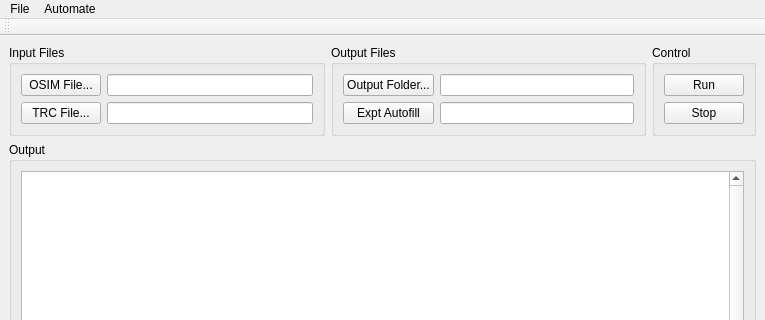
The window that MainWindow.ui (wol101/MocoTrackQt) describes before a commit, drawn with Qt 5; both pictures show x 0 to 765 and y 0 to 320 of the 765 by 537 pixel window.
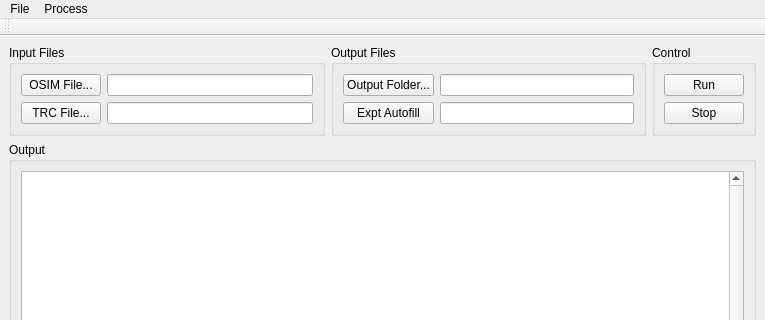
The same window after the commit. Custom widgets are drawn as their Qt base class.

Diff of the .ui file:
```diff
--- a/MainWindow.ui
+++ b/MainWindow.ui
@@ -269,7 +269,7 @@
    </widget>
    <widget class="QMenu" name="menuAutomate">
     <property name="title">
-     <string>Automate</string>
+     <string>Process</string>
     </property>
     <addaction name="actionBatch"/>
    </widget>
```
Left out of the diff: 19 changed lines with no effect on the pictures.
